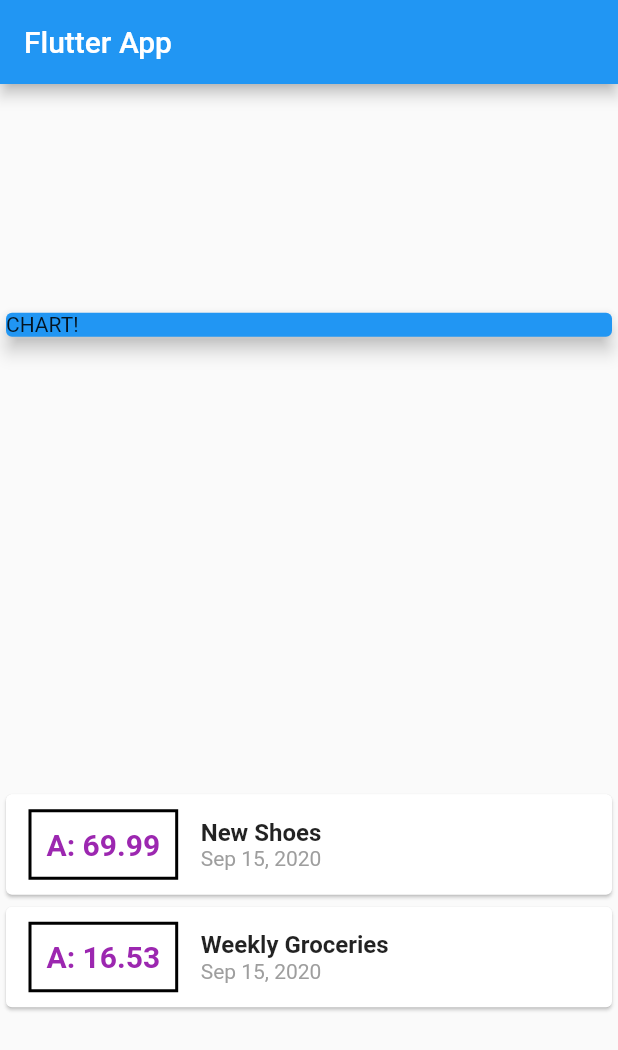
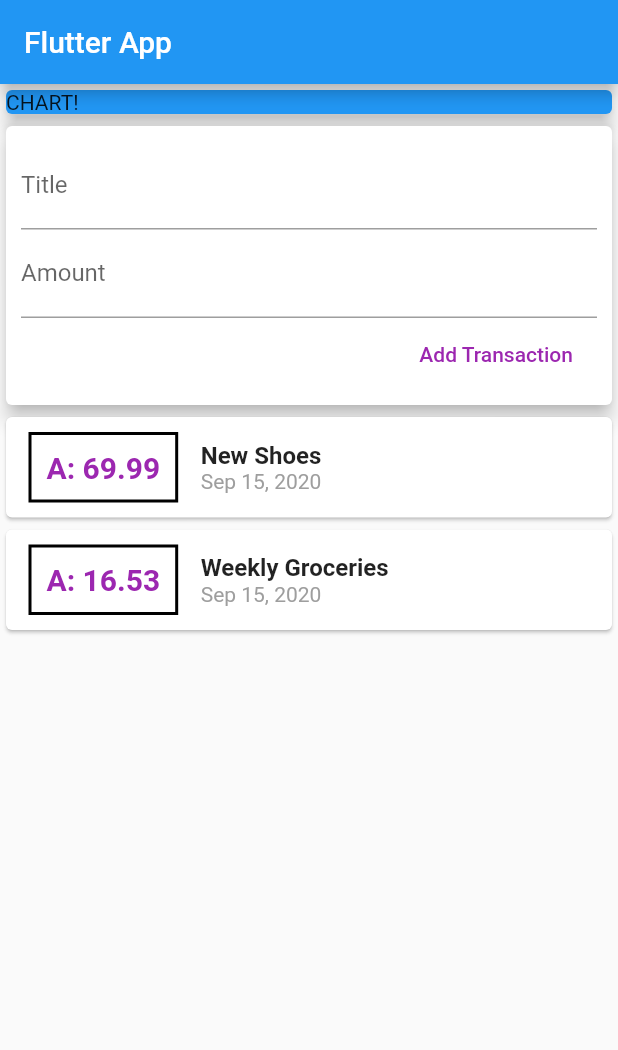
Before and after one commit to thloc/learn-flutter, a Flutter app: the screen it shows after launch, on a phone screen of 412 x 824 dp. Shown: the top 1050 px of the screen. Run offline on Flutter 3.47's test engine with Material 2 defaults, Android fonts, the phone set to English and light mode, and no system bars.

Commit message:
Fetching User Input

```diff
--- a/demo_flutter_app/lib/main.dart
+++ b/demo_flutter_app/lib/main.dart
@@ -26,6 +26,12 @@ class MyHomePage extends StatelessWidget {
         date: DateTime.now()),
   ];
 
+  // String titleInput;
+  // String amountInput;
+
+  final titleController = TextEditingController();
+  final amountController = TextEditingController();
+
   @override
   Widget build(BuildContext context) {
     return Scaffold(
@@ -33,7 +39,7 @@ class MyHomePage extends StatelessWidget {
         title: Text('Flutter App'),
       ),
       body: (Column(
-        mainAxisAlignment: MainAxisAlignment.spaceAround,
+        // mainAxisAlignment: MainAxisAlignment.start,
         crossAxisAlignment: CrossAxisAlignment.stretch,
         children: <Widget>[
           Container(
@@ -42,6 +48,36 @@ class MyHomePage extends StatelessWidget {
               color: Colors.blue,
               child: Text('CHART!'),
               elevation: 5,
+            ),
+          ),
+          Card(
+            elevation: 5,
+            child: Container(
+              padding: EdgeInsets.all(10),
+              child: Column(
+                crossAxisAlignment: CrossAxisAlignment.end,
+                children: [
+                  TextField(
+                    decoration: InputDecoration(labelText: 'Title'),
+                    // onChanged: (val) {
+                    //   titleInput = val;
+                    // },
+                    controller: titleController,
+                  ),
+                  TextField(
+                    decoration: InputDecoration(labelText: 'Amount'),
+                    // onChanged: (val) {
+                    //   amountInput = val;
+                    // },
+                    controller: amountController,
+                  ),
+                  FlatButton(
+                    onPressed: () {},
+                    child: Text('Add Transaction'),
+                    textColor: Colors.purple,
+                  )
+                ],
+              ),
             ),
           ),
           Column(
```
